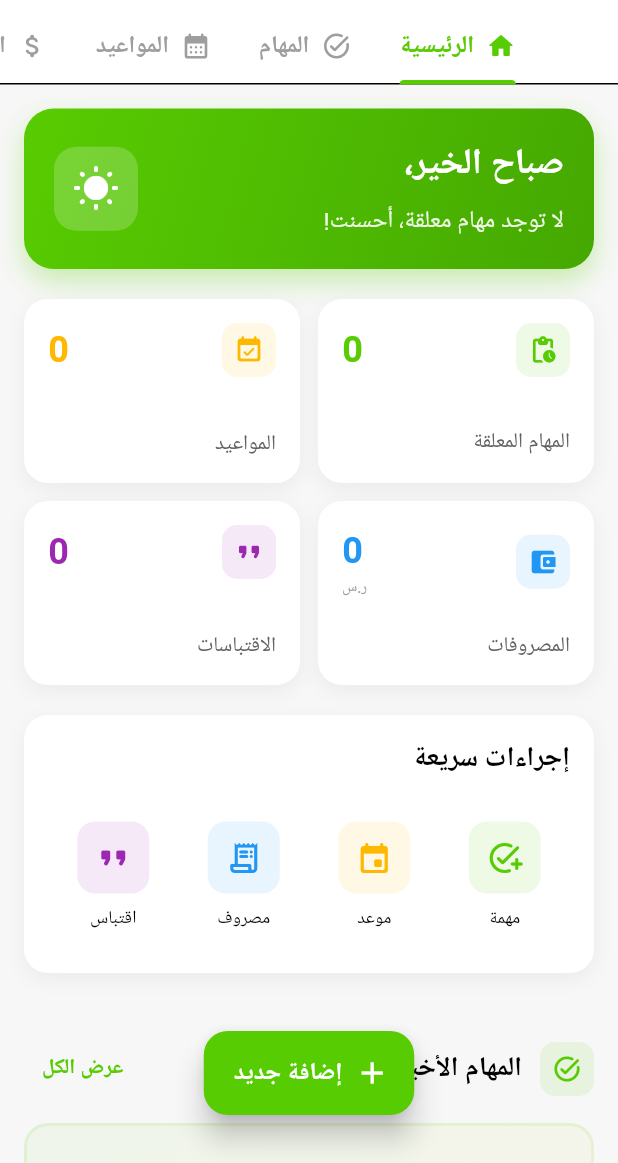
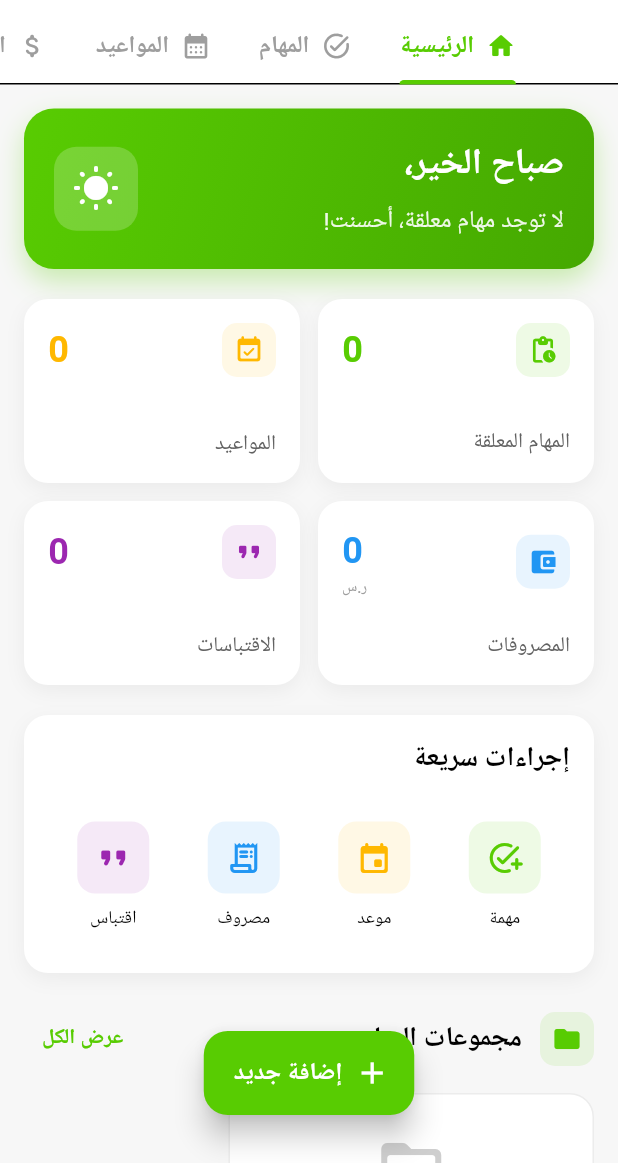
Before and after one commit to Lord-shaban/Nota, a Flutter app: the HomeScreen screen opened directly, on a phone screen of 412 x 824 dp, the part 73-1236 px from its top. Run offline on Flutter 3.47's test engine with Material 3 defaults, Android fonts, the phone set to English and light mode, and no system bars; our stand-ins replace camera, cloud_firestore, email_validator, equatable, firebase_auth, firebase_core and 12 more; missing offline and left inert: cloudinary_public; accounts and stored records are empty; Roboto replaces fonts that are missing (Tajawal).

Commit message:
fix: Ensure task groups section always visible in home screen
- Show section header even when loading or empty
- Add empty state with helpful message and create button
- Display error state if there's a problem loading groups
- Better visual feedback during loading

Co-authored-by: ALi Sameh <178108183+Ali-0110@users.noreply.github.com>
Co-authored-by: Mahmoud Abdelrauf <170731337+Mahmoud13MA@users.noreply.github.com>

```diff
--- a/lib/features/dashboard/home_screen.dart
+++ b/lib/features/dashboard/home_screen.dart
@@ -3160,7 +3160,48 @@ class _HomeScreenState extends State<HomeScreen>
     final userId = _auth.currentUser?.uid;
     if (userId == null) return const SizedBox.shrink();
 
-    return StreamBuilder<QuerySnapshot>(
+    return Column(
+      crossAxisAlignment: CrossAxisAlignment.start,
+      children: [
+        // عنوان القسم
+        Row(
+          children: [
+            Container(
+              padding: const EdgeInsets.all(8),
+              decoration: BoxDecoration(
+                color: const Color(0xFF58CC02).withOpacity(0.1),
+                borderRadius: BorderRadius.circular(10),
+              ),
+              child: const Icon(
+                Icons.folder_rounded,
+                color: Color(0xFF58CC02),
+                size: 20,
+              ),
+            ),
+            const SizedBox(width: 12),
+            Text(
+              'مجموعات المهام',
+              style: GoogleFonts.tajawal(
+                fontSize: 18,
+                fontWeight: FontWeight.w600,
+              ),
+            ),
+            const Spacer(),
+            TextButton(
+              onPressed: () => _tabController.animateTo(1),
+              child: Text(
+                'عرض الكل',
+                style: GoogleFonts.tajawal(
+                  color: const Color(0xFF58CC02),
+                  fontWeight: FontWeight.w600,
+                ),
+              ),
+            ),
+          ],
+        ),
+        const SizedBox(height: 12),
+        // قائمة المجموعات
+        StreamBuilder<QuerySnapshot>(
           stream: _firestore
               .collection('users')
               .doc(userId)
@@ -3169,16 +3210,87 @@ class _HomeScreenState extends State<HomeScreen>
               .snapshots(),
           builder: (context, snapshot) {
             if (snapshot.connectionState == ConnectionState.waiting) {
-          return const Center(
-            child: Padding(
-              padding: EdgeInsets.all(20),
+              return Container(
+                padding: const EdgeInsets.all(20),
+                decoration: BoxDecoration(
+                  color: Theme.of(context).cardColor,
+                  borderRadius: BorderRadius.circular(16),
+                ),
+                child: const Center(
                   child: CircularProgressIndicator(color: Color(0xFF58CC02)),
                 ),
               );
             }
 
+            if (snapshot.hasError) {
+              return Container(
+                padding: const EdgeInsets.all(20),
+                decoration: BoxDecoration(
+                  color: Colors.red.withOpacity(0.1),
+                  borderRadius: BorderRadius.circular(16),
+                ),
+                child: Text(
+                  'خطأ: ${snapshot.error}',
+                  style: GoogleFonts.tajawal(color: Colors.red),
+                ),
+              );
+            }
+
             if (!snapshot.hasData || snapshot.data!.docs.isEmpty) {
-          return const SizedBox.shrink();
+              return Container(
+                padding: const EdgeInsets.all(24),
+                decoration: BoxDecoration(
+                  color: Theme.of(context).cardColor,
+                  borderRadius: BorderRadius.circular(16),
+                  border: Border.all(
+                    color: Colors.grey.withOpacity(0.2),
+                    width: 1,
+                  ),
+                ),
+                child: Column(
+                  children: [
+                    Icon(
+                      Icons.folder_open_rounded,
+                      size: 48,
+                      color: Colors.grey.withOpacity(0.5),
+                    ),
+                    const SizedBox(height: 12),
+                    Text(
+                      'لا توجد مجموعات مهام',
+                      style: GoogleFonts.tajawal(
+                        fontSize: 16,
+                        color: Colors.grey,
+                      ),
+                    ),
+                    const SizedBox(height: 8),
+                    Text(
+                      'انتقل إلى تبويب المهام لإنشاء مجموعة جديدة',
+                      style: GoogleFonts.tajawal(
+                        fontSize: 12,
+                        color: Colors.grey.withOpacity(0.7),
+                      ),
+                      textAlign: TextAlign.center,
+                    ),
+                    const SizedBox(height: 16),
+                    ElevatedButton.icon(
+                      onPressed: () => _tabController.animateTo(1),
+                      icon: const Icon(Icons.add, size: 18),
+                      label: Text(
+                        'إنشاء مجموعة',
+                        style: GoogleFonts.tajawal(fontWeight: FontWeight.w600),
+                      ),
+                      style: ElevatedButton.styleFrom(
+                        backgroundColor: const Color(0xFF58CC02),
+                        foregroundColor: Colors.white,
+                        padding: const EdgeInsets.symmetric(horizontal: 20, vertical: 10),
+                        shape: RoundedRectangleBorder(
+                          borderRadius: BorderRadius.circular(12),
+                        ),
+                      ),
+                    ),
+                  ],
+                ),
+              );
             }
 
             final groups = snapshot.data!.docs
@@ -3186,67 +3298,11 @@ class _HomeScreenState extends State<HomeScreen>
                 .toList();
 
             return Column(
-          crossAxisAlignment: CrossAxisAlignment.start,
-          children: [
-            Row(
-              children: [
-                Container(
-                  padding: const EdgeInsets.all(8),
-                  decoration: BoxDecoration(
-                    color: const Color(0xFF58CC02).withOpacity(0.1),
-                    borderRadius: BorderRadius.circular(10),
-                  ),
-                  child: const Icon(
-                    Icons.folder_rounded,
-                    color: Color(0xFF58CC02),
-                    size: 20,
-                  ),
-                ),
-                const SizedBox(width: 12),
-                Text(
-                  'مجموعات المهام',
-                  style: GoogleFonts.tajawal(
-                    fontSize: 18,
-                    fontWeight: FontWeight.w600,
-                  ),
-                ),
-                if (groups.isNotEmpty) ...[
-                  const SizedBox(width: 8),
-                  Container(
-                    padding: const EdgeInsets.symmetric(horizontal: 8, vertical: 2),
-                    decoration: BoxDecoration(
-                      color: const Color(0xFF58CC02),
-                      borderRadius: BorderRadius.circular(12),
-                    ),
-                    child: Text(
-                      '${groups.length}',
-                      style: GoogleFonts.tajawal(
-                        fontSize: 12,
-                        fontWeight: FontWeight.w600,
-                        color: Colors.white,
-                      ),
-                    ),
-                  ),
-                ],
-                const Spacer(),
-                TextButton(
-                  onPressed: () => _tabController.animateTo(1),
-                  child: Text(
-                    'عرض الكل',
-                    style: GoogleFonts.tajawal(
-                      color: const Color(0xFF58CC02),
-                      fontWeight: FontWeight.w600,
-                    ),
-                  ),
-                ),
-              ],
-            ),
-            const SizedBox(height: 12),
-            // عرض المجموعات مع المهام التي فيها
-            ...groups.map((group) => _buildExpandedGroupCard(group, userId)),
-          ],
+              children: groups.map((group) => _buildExpandedGroupCard(group, userId)).toList(),
             );
           },
+        ),
+      ],
     );
   }
 
```
Lines whose indentation alone changed are shown as unchanged.
